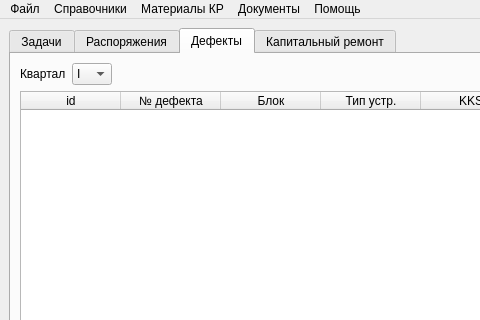
Before: the Qt Designer form mainwindow.ui in Balyaev-D-A/MFDB, drawn with Qt 5; both pictures show x 0 to 480 and y 0 to 320 of the 1235 by 677 pixel window.
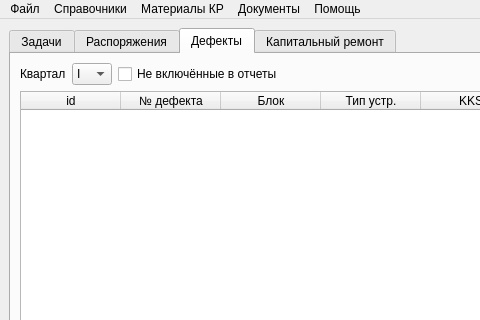
After: the same form once the commit is applied. Icons and pictures are not drawn. Custom widgets are drawn as their Qt base class.

What changed in the file:
```diff
--- a/mainwindow.ui
+++ b/mainwindow.ui
@@ -407,6 +407,13 @@
             </item>
            </layout>
           </item>
+          <item>
+           <widget class="QCheckBox" name="woreportBox">
+            <property name="text">
+             <string>Не включённые в отчеты</string>
+            </property>
+           </widget>
+          </item>
           <item>
            <spacer name="horizontalSpacer_3">
             <property name="orientation">
```
